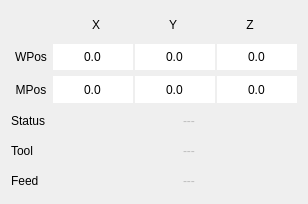
The window that View/StateForm.ui (octronic-uk/Candle) describes before a commit, drawn with Qt 5.
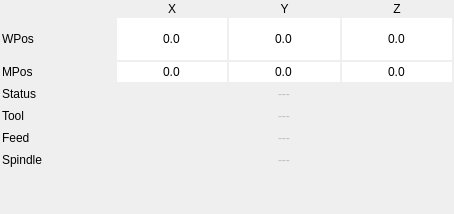
The same window after the commit.

The edit to the form file:
```diff
--- a/View/StateForm.ui
+++ b/View/StateForm.ui
@@ -9,12 +9,12 @@
    <rect>
     <x>0</x>
     <y>0</y>
-    <width>306</width>
-    <height>204</height>
+    <width>454</width>
+    <height>214</height>
    </rect>
   </property>
   <property name="sizePolicy">
-   <sizepolicy hsizetype="Fixed" vsizetype="Minimum">
+   <sizepolicy hsizetype="Minimum" vsizetype="Minimum">
     <horstretch>0</horstretch>
     <verstretch>0</verstretch>
    </sizepolicy>
@@ -22,160 +22,39 @@
   <property name="windowTitle">
    <string>Form</string>
   </property>
-  <layout class="QVBoxLayout" name="verticalLayout">
-   <item>
-    <layout class="QHBoxLayout" name="horizontalLayout" stretch="0,1,1,1">
-     <property name="spacing">
+  <layout class="QGridLayout" name="gridLayout">
+   <property name="leftMargin">
       <number>2</number>
      </property>
-     <property name="sizeConstraint">
-      <enum>QLayout::SetMinimumSize</enum>
-     </property>
-     <item>
-      <spacer name="horizontalSpacer">
-       <property name="orientation">
-        <enum>Qt::Horizontal</enum>
-       </property>
-       <property name="sizeType">
-        <enum>QSizePolicy::Fixed</enum>
-       </property>
-       <property name="sizeHint" stdset="0">
-        <size>
-         <width>40</width>
-         <height>20</height>
-        </size>
-       </property>
-      </spacer>
-     </item>
-     <item>
-      <widget class="QLabel" name="xLabel">
-       <property name="sizePolicy">
-        <sizepolicy hsizetype="Fixed" vsizetype="Preferred">
-         <horstretch>0</horstretch>
-         <verstretch>0</verstretch>
-        </sizepolicy>
-       </property>
-       <property name="minimumSize">
-        <size>
-         <width>80</width>
-         <height>24</height>
-        </size>
-       </property>
-       <property name="maximumSize">
-        <size>
-         <width>60</width>
-         <height>16777215</height>
-        </size>
-       </property>
-       <property name="baseSize">
-        <size>
-         <width>60</width>
-         <height>0</height>
-        </size>
-       </property>
-       <property name="text">
-        <string>X</string>
-       </property>
-       <property name="alignment">
-        <set>Qt::AlignCenter</set>
-       </property>
-      </widget>
-     </item>
-     <item>
-      <widget class="QLabel" name="yLabel">
-       <property name="sizePolicy">
-        <sizepolicy hsizetype="Fixed" vsizetype="Preferred">
-         <horstretch>0</horstretch>
-         <verstretch>0</verstretch>
-        </sizepolicy>
-       </property>
-       <property name="minimumSize">
-        <size>
-         <width>60</width>
-         <height>24</height>
-        </size>
-       </property>
-       <property name="maximumSize">
-        <size>
-         <width>60</width>
-         <height>16777215</height>
-        </size>
-       </property>
-       <property name="baseSize">
-        <size>
-         <width>60</width>
-         <height>0</height>
-        </size>
-       </property>
-       <property name="text">
-        <string>Y</string>
-       </property>
-       <property name="alignment">
-        <set>Qt::AlignCenter</set>
-       </property>
-      </widget>
-     </item>
-     <item>
-      <widget class="QLabel" name="zLabel">
-       <property name="sizePolicy">
-        <sizepolicy hsizetype="Fixed" vsizetype="Preferred">
-         <horstretch>0</horstretch>
-         <verstretch>0</verstretch>
-        </sizepolicy>
-       </property>
-       <property name="minimumSize">
-        <size>
-         <width>80</width>
-         <height>24</height>
-        </size>
-       </property>
-       <property name="maximumSize">
-        <size>
-         <width>80</width>
-         <height>16777215</height>
-        </size>
-       </property>
-       <property name="baseSize">
-        <size>
-         <width>60</width>
-         <height>0</height>
-        </size>
-       </property>
-       <property name="text">
-        <string>Z</string>
-       </property>
-       <property name="alignment">
-        <set>Qt::AlignCenter</set>
-       </property>
-      </widget>
-     </item>
-    </layout>
-   </item>
-   <item>
-    <layout class="QHBoxLayout" name="horizontalLayout_2" stretch="0,1,1,1">
+   <property name="topMargin">
+    <number>2</number>
+   </property>
+   <property name="rightMargin">
+    <number>2</number>
+   </property>
+   <property name="bottomMargin">
+    <number>2</number>
+   </property>
      <property name="spacing">
       <number>2</number>
      </property>
-     <property name="sizeConstraint">
-      <enum>QLayout::SetMinimumSize</enum>
-     </property>
-     <item>
+   <item row="2" column="1">
       <widget class="QLabel" name="wLabel">
        <property name="sizePolicy">
-        <sizepolicy hsizetype="Preferred" vsizetype="Preferred">
+      <sizepolicy hsizetype="Expanding" vsizetype="Minimum">
          <horstretch>0</horstretch>
          <verstretch>0</verstretch>
         </sizepolicy>
        </property>
        <property name="minimumSize">
         <size>
-         <width>40</width>
+       <width>0</width>
          <height>0</height>
         </size>
        </property>
        <property name="maximumSize">
         <size>
-         <width>40</width>
+       <width>16777215</width>
          <height>16777215</height>
         </size>
        </property>
@@ -192,304 +71,27 @@
         <bool>true</bool>
        </property>
        <property name="alignment">
-        <set>Qt::AlignCenter</set>
+      <set>Qt::AlignLeading|Qt::AlignLeft|Qt::AlignVCenter</set>
        </property>
       </widget>
      </item>
-     <item>
-      <widget class="QLineEdit" name="txtWPosX">
-       <property name="sizePolicy">
-        <sizepolicy hsizetype="Fixed" vsizetype="Preferred">
-         <horstretch>0</horstretch>
-         <verstretch>0</verstretch>
-        </sizepolicy>
-       </property>
-       <property name="minimumSize">
-        <size>
-         <width>80</width>
-         <height>24</height>
-        </size>
-       </property>
-       <property name="maximumSize">
-        <size>
-         <width>60</width>
-         <height>16777215</height>
-        </size>
-       </property>
-       <property name="baseSize">
-        <size>
-         <width>60</width>
-         <height>0</height>
-        </size>
-       </property>
-       <property name="cursor">
-        <cursorShape>ArrowCursor</cursorShape>
-       </property>
-       <property name="toolTip">
-        <string>X</string>
-       </property>
-       <property name="text">
-        <string>0.0</string>
-       </property>
-       <property name="frame">
-        <bool>false</bool>
-       </property>
-       <property name="alignment">
-        <set>Qt::AlignCenter</set>
-       </property>
-       <property name="readOnly">
-        <bool>true</bool>
-       </property>
-      </widget>
-     </item>
-     <item>
-      <widget class="QLineEdit" name="txtWPosY">
-       <property name="sizePolicy">
-        <sizepolicy hsizetype="Fixed" vsizetype="Preferred">
-         <horstretch>0</horstretch>
-         <verstretch>0</verstretch>
-        </sizepolicy>
-       </property>
-       <property name="minimumSize">
-        <size>
-         <width>80</width>
-         <height>24</height>
-        </size>
-       </property>
-       <property name="maximumSize">
-        <size>
-         <width>60</width>
-         <height>16777215</height>
-        </size>
-       </property>
-       <property name="baseSize">
-        <size>
-         <width>60</width>
-         <height>0</height>
-        </size>
-       </property>
-       <property name="cursor">
-        <cursorShape>ArrowCursor</cursorShape>
-       </property>
-       <property name="toolTip">
-        <string>Y</string>
-       </property>
-       <property name="text">
-        <string>0.0</string>
-       </property>
-       <property name="frame">
-        <bool>false</bool>
-       </property>
-       <property name="alignment">
-        <set>Qt::AlignCenter</set>
-       </property>
-       <property name="readOnly">
-        <bool>true</bool>
-       </property>
-      </widget>
-     </item>
-     <item>
-      <widget class="QLineEdit" name="txtWPosZ">
-       <property name="sizePolicy">
-        <sizepolicy hsizetype="Fixed" vsizetype="Preferred">
-         <horstretch>0</horstretch>
-         <verstretch>0</verstretch>
-        </sizepolicy>
-       </property>
-       <property name="minimumSize">
-        <size>
-         <width>80</width>
-         <height>24</height>
-        </size>
-       </property>
-       <property name="maximumSize">
-        <size>
-         <width>60</width>
-         <height>16777215</height>
-        </size>
-       </property>
-       <property name="baseSize">
-        <size>
-         <width>60</width>
-         <height>0</height>
-        </size>
-       </property>
-       <property name="cursor">
-        <cursorShape>ArrowCursor</cursorShape>
-       </property>
-       <property name="toolTip">
-        <string>Z</string>
-       </property>
-       <property name="text">
-        <string>0.0</string>
-       </property>
-       <property name="frame">
-        <bool>false</bool>
-       </property>
-       <property name="alignment">
-        <set>Qt::AlignCenter</set>
-       </property>
-       <property name="readOnly">
-        <bool>true</bool>
-       </property>
-      </widget>
-     </item>
-    </layout>
-   </item>
-   <item>
-    <layout class="QHBoxLayout" name="horizontalLayout_3" stretch="0,1,1,1">
-     <property name="spacing">
-      <number>2</number>
-     </property>
-     <property name="sizeConstraint">
-      <enum>QLayout::SetMinimumSize</enum>
-     </property>
-     <property name="bottomMargin">
-      <number>0</number>
-     </property>
-     <item>
-      <widget class="QLabel" name="mLabel">
-       <property name="sizePolicy">
-        <sizepolicy hsizetype="Fixed" vsizetype="Preferred">
-         <horstretch>0</horstretch>
-         <verstretch>0</verstretch>
-        </sizepolicy>
-       </property>
-       <property name="minimumSize">
-        <size>
-         <width>40</width>
-         <height>0</height>
-        </size>
-       </property>
-       <property name="maximumSize">
-        <size>
-         <width>40</width>
-         <height>16777215</height>
-        </size>
-       </property>
-       <property name="baseSize">
-        <size>
-         <width>40</width>
-         <height>0</height>
-        </size>
-       </property>
-       <property name="text">
-        <string>MPos</string>
-       </property>
-       <property name="alignment">
-        <set>Qt::AlignCenter</set>
-       </property>
-      </widget>
-     </item>
-     <item>
-      <widget class="QLineEdit" name="txtMPosX">
-       <property name="sizePolicy">
-        <sizepolicy hsizetype="Fixed" vsizetype="Preferred">
-         <horstretch>0</horstretch>
-         <verstretch>0</verstretch>
-        </sizepolicy>
-       </property>
-       <property name="minimumSize">
-        <size>
-         <width>80</width>
-         <height>24</height>
-        </size>
-       </property>
-       <property name="maximumSize">
-        <size>
-         <width>60</width>
-         <height>16777215</height>
-        </size>
-       </property>
-       <property name="baseSize">
-        <size>
-         <width>60</width>
-         <height>0</height>
-        </size>
-       </property>
-       <property name="cursor">
-        <cursorShape>ArrowCursor</cursorShape>
-       </property>
-       <property name="toolTip">
-        <string>X</string>
-       </property>
-       <property name="text">
-        <string>0.0</string>
-       </property>
-       <property name="frame">
-        <bool>false</bool>
-       </property>
-       <property name="alignment">
-        <set>Qt::AlignCenter</set>
-       </property>
-       <property name="readOnly">
-        <bool>true</bool>
-       </property>
-      </widget>
-     </item>
-     <item>
-      <widget class="QLineEdit" name="txtMPosY">
-       <property name="sizePolicy">
-        <sizepolicy hsizetype="Fixed" vsizetype="Preferred">
-         <horstretch>0</horstretch>
-         <verstretch>0</verstretch>
-        </sizepolicy>
-       </property>
-       <property name="minimumSize">
-        <size>
-         <width>80</width>
-         <height>24</height>
-        </size>
-       </property>
-       <property name="maximumSize">
-        <size>
-         <width>60</width>
-         <height>16777215</height>
-        </size>
-       </property>
-       <property name="baseSize">
-        <size>
-         <width>60</width>
-         <height>0</height>
-        </size>
-       </property>
-       <property name="cursor">
-        <cursorShape>ArrowCursor</cursorShape>
-       </property>
-       <property name="toolTip">
-        <string>Y</string>
-       </property>
-       <property name="text">
-        <string>0.0</string>
-       </property>
-       <property name="frame">
-        <bool>false</bool>
-       </property>
-       <property name="alignment">
-        <set>Qt::AlignCenter</set>
-       </property>
-       <property name="readOnly">
-        <bool>true</bool>
-       </property>
-      </widget>
-     </item>
-     <item>
+   <item row="3" column="5">
       <widget class="QLineEdit" name="txtMPosZ">
        <property name="sizePolicy">
-        <sizepolicy hsizetype="Fixed" vsizetype="Preferred">
+      <sizepolicy hsizetype="Expanding" vsizetype="Minimum">
          <horstretch>0</horstretch>
          <verstretch>0</verstretch>
         </sizepolicy>
        </property>
        <property name="minimumSize">
         <size>
-         <width>80</width>
-         <height>24</height>
+       <width>0</width>
+       <height>0</height>
         </size>
        </property>
        <property name="maximumSize">
         <size>
-         <width>60</width>
+       <width>16777215</width>
          <height>16777215</height>
         </size>
        </property>
@@ -519,35 +121,267 @@
        </property>
       </widget>
      </item>
-    </layout>
+   <item row="5" column="1">
+    <widget class="QLabel" name="label_2">
+     <property name="minimumSize">
+      <size>
+       <width>75</width>
+       <height>0</height>
+      </size>
+     </property>
+     <property name="text">
+      <string>Tool</string>
+     </property>
+    </widget>
    </item>
-   <item>
-    <layout class="QHBoxLayout" name="horizontalLayout_4" stretch="1,3">
-     <property name="spacing">
-      <number>0</number>
-     </property>
-     <item>
+   <item row="4" column="1">
       <widget class="QLabel" name="label">
+     <property name="minimumSize">
+      <size>
+       <width>75</width>
+       <height>0</height>
+      </size>
+     </property>
        <property name="text">
         <string>Status</string>
        </property>
       </widget>
      </item>
-     <item>
+   <item row="3" column="1">
+    <widget class="QLabel" name="mLabel">
+     <property name="sizePolicy">
+      <sizepolicy hsizetype="Preferred" vsizetype="Preferred">
+       <horstretch>0</horstretch>
+       <verstretch>0</verstretch>
+      </sizepolicy>
+     </property>
+     <property name="minimumSize">
+      <size>
+       <width>0</width>
+       <height>0</height>
+      </size>
+     </property>
+     <property name="maximumSize">
+      <size>
+       <width>16777215</width>
+       <height>16777215</height>
+      </size>
+     </property>
+     <property name="baseSize">
+      <size>
+       <width>0</width>
+       <height>0</height>
+      </size>
+     </property>
+     <property name="text">
+      <string>MPos</string>
+     </property>
+     <property name="alignment">
+      <set>Qt::AlignLeading|Qt::AlignLeft|Qt::AlignVCenter</set>
+     </property>
+    </widget>
+   </item>
+   <item row="2" column="3">
+    <widget class="QLineEdit" name="txtWPosX">
+     <property name="sizePolicy">
+      <sizepolicy hsizetype="Expanding" vsizetype="Minimum">
+       <horstretch>0</horstretch>
+       <verstretch>0</verstretch>
+      </sizepolicy>
+     </property>
+     <property name="minimumSize">
+      <size>
+       <width>0</width>
+       <height>0</height>
+      </size>
+     </property>
+     <property name="maximumSize">
+      <size>
+       <width>16777215</width>
+       <height>16777215</height>
+      </size>
+     </property>
+     <property name="baseSize">
+      <size>
+       <width>0</width>
+       <height>0</height>
+      </size>
+     </property>
+     <property name="cursor">
+      <cursorShape>ArrowCursor</cursorShape>
+     </property>
+     <property name="toolTip">
+      <string>X</string>
+     </property>
+     <property name="text">
+      <string>0.0</string>
+     </property>
+     <property name="frame">
+      <bool>false</bool>
+     </property>
+     <property name="alignment">
+      <set>Qt::AlignCenter</set>
+     </property>
+     <property name="readOnly">
+      <bool>true</bool>
+     </property>
+    </widget>
+   </item>
+   <item row="0" column="4">
+    <widget class="QLabel" name="yLabel">
+     <property name="sizePolicy">
+      <sizepolicy hsizetype="Expanding" vsizetype="Minimum">
+       <horstretch>0</horstretch>
+       <verstretch>0</verstretch>
+      </sizepolicy>
+     </property>
+     <property name="minimumSize">
+      <size>
+       <width>0</width>
+       <height>0</height>
+      </size>
+     </property>
+     <property name="maximumSize">
+      <size>
+       <width>16777215</width>
+       <height>16777215</height>
+      </size>
+     </property>
+     <property name="baseSize">
+      <size>
+       <width>0</width>
+       <height>0</height>
+      </size>
+     </property>
+     <property name="text">
+      <string>Y</string>
+     </property>
+     <property name="alignment">
+      <set>Qt::AlignCenter</set>
+     </property>
+    </widget>
+   </item>
+   <item row="0" column="3">
+    <widget class="QLabel" name="xLabel">
+     <property name="sizePolicy">
+      <sizepolicy hsizetype="Expanding" vsizetype="Minimum">
+       <horstretch>0</horstretch>
+       <verstretch>0</verstretch>
+      </sizepolicy>
+     </property>
+     <property name="minimumSize">
+      <size>
+       <width>0</width>
+       <height>0</height>
+      </size>
+     </property>
+     <property name="maximumSize">
+      <size>
+       <width>16777215</width>
+       <height>16777215</height>
+      </size>
+     </property>
+     <property name="baseSize">
+      <size>
+       <width>0</width>
+       <height>0</height>
+      </size>
+     </property>
+     <property name="text">
+      <string>X</string>
+     </property>
+     <property name="alignment">
+      <set>Qt::AlignCenter</set>
+     </property>
+    </widget>
+   </item>
+   <item row="5" column="3" colspan="3">
+    <widget class="QLineEdit" name="toolText">
+     <property name="enabled">
+      <bool>false</bool>
+     </property>
+     <property name="sizePolicy">
+      <sizepolicy hsizetype="Expanding" vsizetype="Minimum">
+       <horstretch>0</horstretch>
+       <verstretch>0</verstretch>
+      </sizepolicy>
+     </property>
+     <property name="minimumSize">
+      <size>
+       <width>0</width>
+       <height>0</height>
+      </size>
+     </property>
+     <property name="text">
+      <string>---</string>
+     </property>
+     <property name="frame">
+      <bool>false</bool>
+     </property>
+     <property name="alignment">
+      <set>Qt::AlignCenter</set>
+     </property>
+     <property name="readOnly">
+      <bool>true</bool>
+     </property>
+    </widget>
+   </item>
+   <item row="0" column="5">
+    <widget class="QLabel" name="zLabel">
+     <property name="sizePolicy">
+      <sizepolicy hsizetype="Expanding" vsizetype="Minimum">
+       <horstretch>0</horstretch>
+       <verstretch>0</verstretch>
+      </sizepolicy>
+     </property>
+     <property name="minimumSize">
+      <size>
+       <width>0</width>
+       <height>0</height>
+      </size>
+     </property>
+     <property name="maximumSize">
+      <size>
+       <width>16777215</width>
+       <height>16777215</height>
+      </size>
+     </property>
+     <property name="baseSize">
+      <size>
+       <width>0</width>
+       <height>0</height>
+      </size>
+     </property>
+     <property name="text">
+      <string>Z</string>
+     </property>
+     <property name="alignment">
+      <set>Qt::AlignCenter</set>
+     </property>
+    </widget>
+   </item>
+   <item row="7" column="1">
+    <widget class="QLabel" name="label_4">
+     <property name="text">
+      <string>Spindle</string>
+     </property>
+    </widget>
+   </item>
+   <item row="4" column="3" colspan="3">
       <widget class="QLineEdit" name="statusText">
        <property name="enabled">
         <bool>false</bool>
        </property>
        <property name="sizePolicy">
-        <sizepolicy hsizetype="Expanding" vsizetype="Fixed">
+      <sizepolicy hsizetype="Expanding" vsizetype="Minimum">
          <horstretch>0</horstretch>
          <verstretch>0</verstretch>
         </sizepolicy>
        </property>
        <property name="minimumSize">
         <size>
-         <width>30</width>
-         <height>24</height>
+       <width>0</width>
+       <height>0</height>
         </size>
        </property>
        <property name="maximumSize">
@@ -588,29 +422,43 @@
        </property>
       </widget>
      </item>
-    </layout>
-   </item>
-   <item>
-    <layout class="QHBoxLayout" name="horizontalLayout_5" stretch="1,3">
-     <property name="spacing">
-      <number>0</number>
+   <item row="7" column="3" colspan="3">
+    <widget class="QLineEdit" name="lineEdit">
+     <property name="enabled">
+      <bool>false</bool>
      </property>
-     <item>
-      <widget class="QLabel" name="label_2">
+     <property name="sizePolicy">
+      <sizepolicy hsizetype="Expanding" vsizetype="Minimum">
+       <horstretch>0</horstretch>
+       <verstretch>0</verstretch>
+      </sizepolicy>
+     </property>
        <property name="text">
-        <string>Tool</string>
-       </property>
-      </widget>
-     </item>
-     <item>
-      <widget class="QLineEdit" name="toolText">
+      <string>---</string>
+     </property>
+     <property name="frame">
+      <bool>false</bool>
+     </property>
+     <property name="alignment">
+      <set>Qt::AlignCenter</set>
+     </property>
+    </widget>
+   </item>
+   <item row="6" column="3" colspan="3">
+    <widget class="QLineEdit" name="feedText">
        <property name="enabled">
         <bool>false</bool>
        </property>
+     <property name="sizePolicy">
+      <sizepolicy hsizetype="Expanding" vsizetype="Minimum">
+       <horstretch>0</horstretch>
+       <verstretch>0</verstretch>
+      </sizepolicy>
+     </property>
        <property name="minimumSize">
         <size>
          <width>0</width>
-         <height>24</height>
+       <height>0</height>
         </size>
        </property>
        <property name="text">
@@ -627,33 +475,191 @@
        </property>
       </widget>
      </item>
-    </layout>
+   <item row="2" column="5">
+    <widget class="QLineEdit" name="txtWPosZ">
+     <property name="sizePolicy">
+      <sizepolicy hsizetype="Expanding" vsizetype="Minimum">
+       <horstretch>0</horstretch>
+       <verstretch>0</verstretch>
+      </sizepolicy>
+     </property>
+     <property name="minimumSize">
+      <size>
+       <width>0</width>
+       <height>0</height>
+      </size>
+     </property>
+     <property name="maximumSize">
+      <size>
+       <width>16777215</width>
+       <height>16777215</height>
+      </size>
+     </property>
+     <property name="baseSize">
+      <size>
+       <width>0</width>
+       <height>0</height>
+      </size>
+     </property>
+     <property name="cursor">
+      <cursorShape>ArrowCursor</cursorShape>
+     </property>
+     <property name="toolTip">
+      <string>Z</string>
+     </property>
+     <property name="text">
+      <string>0.0</string>
+     </property>
+     <property name="frame">
+      <bool>false</bool>
+     </property>
+     <property name="alignment">
+      <set>Qt::AlignCenter</set>
+     </property>
+     <property name="readOnly">
+      <bool>true</bool>
+     </property>
+    </widget>
    </item>
-   <item>
-    <layout class="QHBoxLayout" name="horizontalLayout_6" stretch="1,3">
-     <property name="spacing">
-      <number>0</number>
+   <item row="2" column="4">
+    <widget class="QLineEdit" name="txtWPosY">
+     <property name="sizePolicy">
+      <sizepolicy hsizetype="Minimum" vsizetype="Expanding">
+       <horstretch>0</horstretch>
+       <verstretch>0</verstretch>
+      </sizepolicy>
      </property>
-     <item>
+     <property name="minimumSize">
+      <size>
+       <width>0</width>
+       <height>0</height>
+      </size>
+     </property>
+     <property name="maximumSize">
+      <size>
+       <width>16777215</width>
+       <height>16777215</height>
+      </size>
+     </property>
+     <property name="baseSize">
+      <size>
+       <width>0</width>
+       <height>0</height>
+      </size>
+     </property>
+     <property name="cursor">
+      <cursorShape>ArrowCursor</cursorShape>
+     </property>
+     <property name="toolTip">
+      <string>Y</string>
+     </property>
+     <property name="text">
+      <string>0.0</string>
+     </property>
+     <property name="frame">
+      <bool>false</bool>
+     </property>
+     <property name="alignment">
+      <set>Qt::AlignCenter</set>
+     </property>
+     <property name="readOnly">
+      <bool>true</bool>
+     </property>
+    </widget>
+   </item>
+   <item row="6" column="1">
       <widget class="QLabel" name="label_3">
+     <property name="minimumSize">
+      <size>
+       <width>75</width>
+       <height>0</height>
+      </size>
+     </property>
        <property name="text">
         <string>Feed</string>
        </property>
       </widget>
      </item>
-     <item>
-      <widget class="QLineEdit" name="feedText">
-       <property name="enabled">
+   <item row="3" column="3">
+    <widget class="QLineEdit" name="txtMPosX">
+     <property name="sizePolicy">
+      <sizepolicy hsizetype="Expanding" vsizetype="Minimum">
+       <horstretch>0</horstretch>
+       <verstretch>0</verstretch>
+      </sizepolicy>
+     </property>
+     <property name="minimumSize">
+      <size>
+       <width>0</width>
+       <height>0</height>
+      </size>
+     </property>
+     <property name="maximumSize">
+      <size>
+       <width>16777215</width>
+       <height>16777215</height>
+      </size>
+     </property>
+     <property name="baseSize">
+      <size>
+       <width>0</width>
+       <height>0</height>
+      </size>
+     </property>
+     <property name="cursor">
+      <cursorShape>ArrowCursor</cursorShape>
+     </property>
+     <property name="toolTip">
+      <string>X</string>
+     </property>
+     <property name="text">
+      <string>0.0</string>
+     </property>
+     <property name="frame">
         <bool>false</bool>
        </property>
+     <property name="alignment">
+      <set>Qt::AlignCenter</set>
+     </property>
+     <property name="readOnly">
+      <bool>true</bool>
+     </property>
+    </widget>
+   </item>
+   <item row="3" column="4">
+    <widget class="QLineEdit" name="txtMPosY">
+     <property name="sizePolicy">
+      <sizepolicy hsizetype="Expanding" vsizetype="Minimum">
+       <horstretch>0</horstretch>
+       <verstretch>0</verstretch>
+      </sizepolicy>
+     </property>
        <property name="minimumSize">
         <size>
          <width>0</width>
-         <height>24</height>
-        </size>
-       </property>
+       <height>0</height>
+      </size>
+     </property>
+     <property name="maximumSize">
+      <size>
+       <width>16777215</width>
+       <height>16777215</height>
+      </size>
+     </property>
+     <property name="baseSize">
+      <size>
+       <width>0</width>
+       <height>0</height>
+      </size>
+     </property>
+     <property name="cursor">
+      <cursorShape>ArrowCursor</cursorShape>
+     </property>
+     <property name="toolTip">
+      <string>Y</string>
+     </property>
        <property name="text">
-        <string>---</string>
+      <string>0.0</string>
        </property>
        <property name="frame">
         <bool>false</bool>
@@ -666,7 +672,18 @@
        </property>
       </widget>
      </item>
-    </layout>
+   <item row="8" column="1" colspan="5">
+    <spacer name="verticalSpacer">
+     <property name="orientation">
+      <enum>Qt::Vertical</enum>
+     </property>
+     <property name="sizeHint" stdset="0">
+      <size>
+       <width>20</width>
+       <height>40</height>
+      </size>
+     </property>
+    </spacer>
    </item>
   </layout>
  </widget>
```
Left out of the diff: 6 changed lines with no effect on the pictures. Lines whose indentation alone changed are shown as unchanged.
